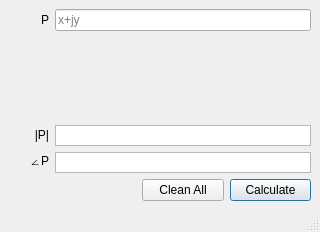
Above: ui/rect2polar.ui from urbanij/syRF before the change. Below: the same form after it.
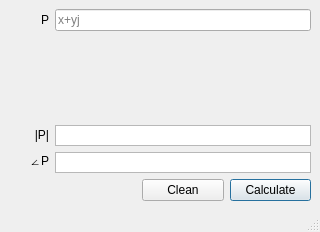
That is the form after the change.

What changed in the file:
```diff
--- a/ui/rect2polar.ui
+++ b/ui/rect2polar.ui
@@ -90,7 +90,7 @@
       <item row="0" column="1" colspan="3">
        <widget class="QLineEdit" name="P_coord_lineedit">
         <property name="placeholderText">
-         <string>x+jy</string>
+         <string>x+yj</string>
         </property>
        </widget>
       </item>
@@ -133,7 +133,7 @@
       <item row="4" column="2">
        <widget class="QPushButton" name="clean_all12_button">
         <property name="text">
-         <string>Clean All</string>
+         <string>Clean</string>
         </property>
        </widget>
       </item>
```
